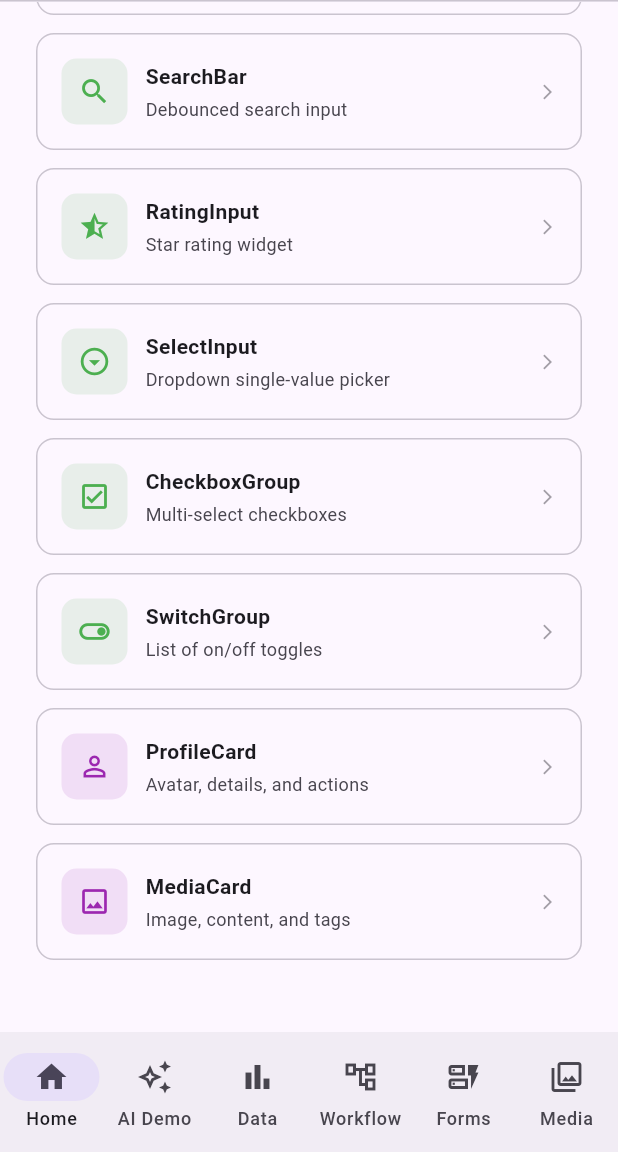
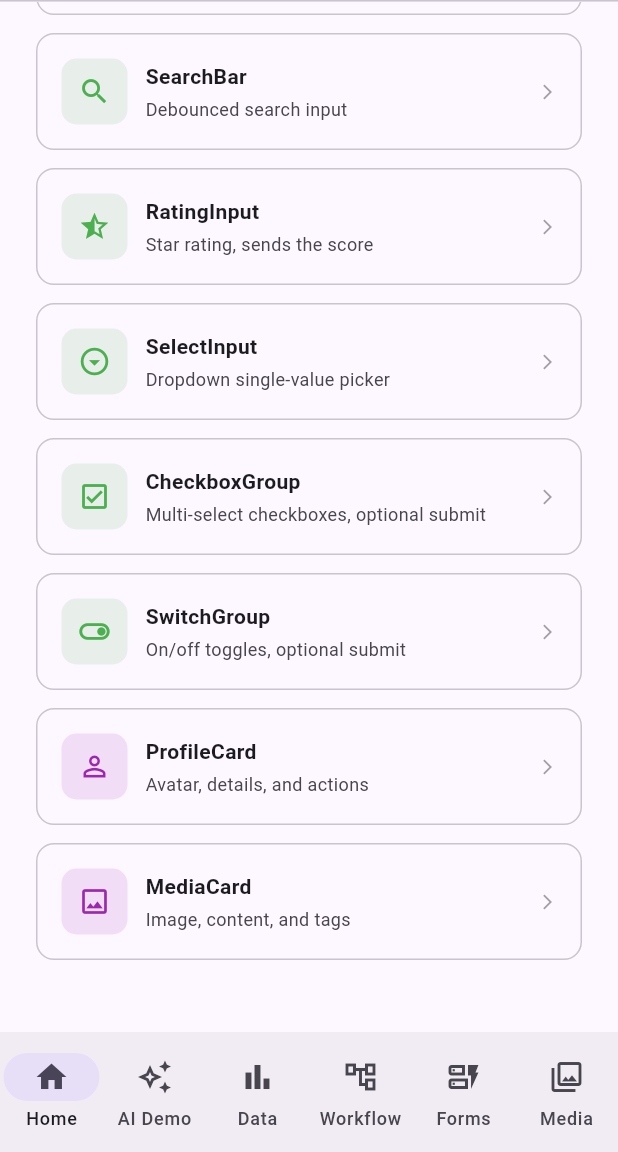
Before and after one commit to omarfarouk228/genui_catalog, a Flutter app: the screen it shows after launch, scrolled down 1560 dp, on a phone screen of 412 x 824 dp, the part 84-1236 px from its top. Run offline on Flutter 3.47's test engine with Material 3 defaults, Android fonts, the phone set to English and light mode, and no system bars; our stand-ins replace fl_chart, google_generative_ai; missing offline and left inert: genui, json_schema_builder.

Commit message:
Example: document 0.5.0 (submitLabel, rating value, step labels)

```diff
--- a/example/lib/screens/forms_screen.dart
+++ b/example/lib/screens/forms_screen.dart
@@ -49,7 +49,9 @@ class FormsScreen extends StatelessWidget {
               'Weekly digest (subtitle: Every Monday morning), '
               'Product updates (subtitle: New features and improvements), '
               'Marketing emails (subtitle: Tips and offers). '
-              'Pre-enable Weekly digest.',
+              'Pre-enable Weekly digest. '
+              'Give the CheckboxGroup and the SwitchGroup a submitLabel "Save", '
+              'so each sends its selection once.',
         ),
         Preset(
           label: 'Privacy Settings',
--- a/example/lib/screens/home_screen.dart
+++ b/example/lib/screens/home_screen.dart
@@ -543,7 +543,7 @@ const List<_ComponentInfo> _allComponents = [
   ),
   _ComponentInfo(
     name: 'StepperCard',
-    description: 'Multi-step process navigator',
+    description: 'Multi-step navigator, tappable steps',
     icon: Icons.stairs_outlined,
     color: _workflowColor,
     navIndex: 3,
@@ -564,7 +564,7 @@ const List<_ComponentInfo> _allComponents = [
   ),
   _ComponentInfo(
     name: 'RatingInput',
-    description: 'Star rating widget',
+    description: 'Star rating, sends the score',
     icon: Icons.star_half,
     color: _formColor,
     navIndex: 4,
@@ -578,14 +578,14 @@ const List<_ComponentInfo> _allComponents = [
   ),
   _ComponentInfo(
     name: 'CheckboxGroup',
-    description: 'Multi-select checkboxes',
+    description: 'Multi-select checkboxes, optional submit',
     icon: Icons.check_box_outlined,
     color: _formColor,
     navIndex: 4,
   ),
   _ComponentInfo(
     name: 'SwitchGroup',
-    description: 'List of on/off toggles',
+    description: 'On/off toggles, optional submit',
     icon: Icons.toggle_on_outlined,
     color: _formColor,
     navIndex: 4,
```
Also changed, not shown: example/lib/services/ai_service.dart (+4 -4 lines).
